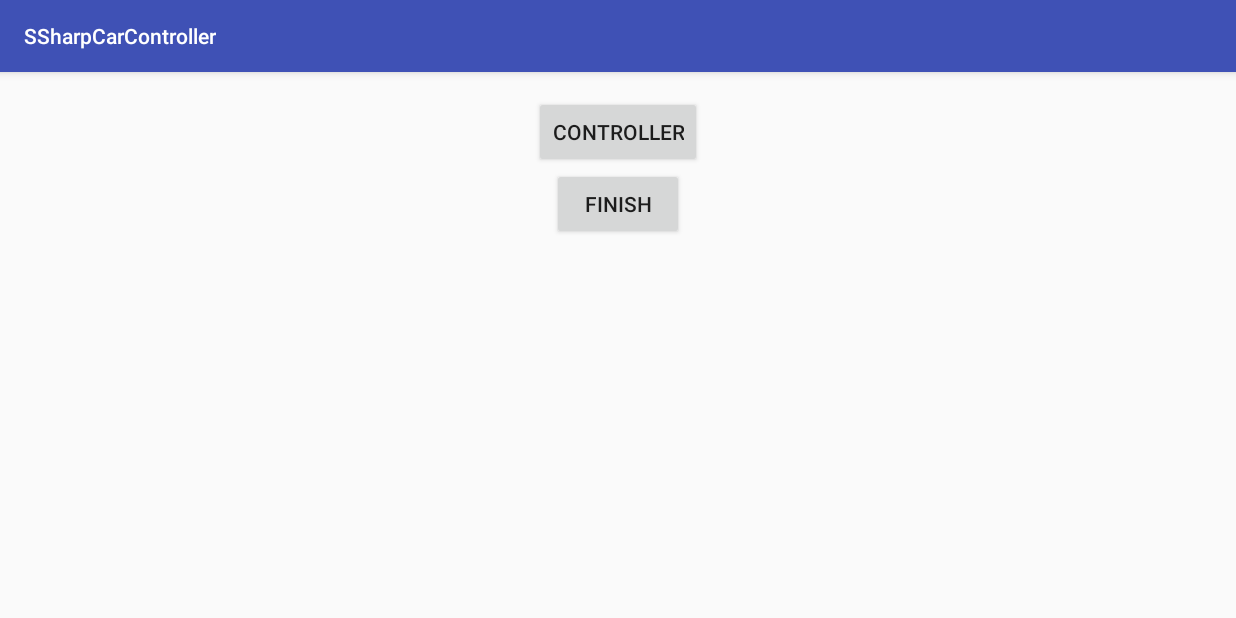
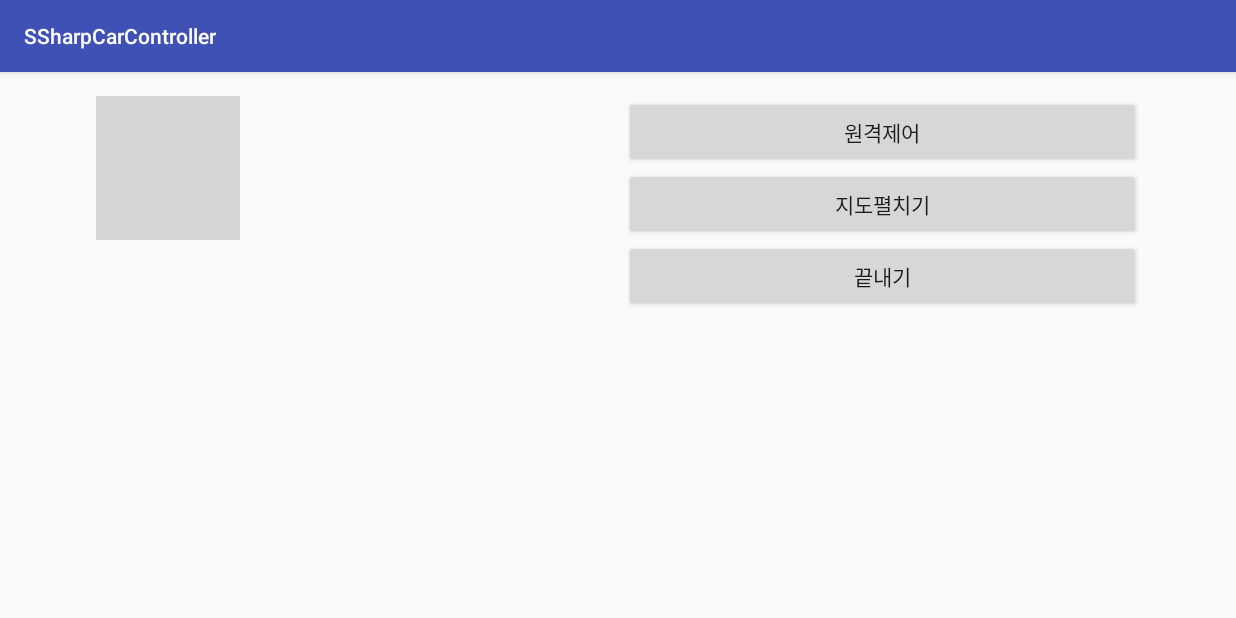
Before and after one commit to somacar/somacar, an Android app: the screen it shows after launch (MenuActivity), on a phone screen of 824 x 412 dp (held sideways). Run offline under Robolectric (Android 15) with nearby library versions, the phone set to English and light mode, and no system bars; grey boxes are pictures that could not be loaded.

Commit message:
통신아두이노 가독성 수정 안드로이드 메뉴 화면 수정

```diff
--- a/mobile_app/SSharpCarController/app/src/main/res/layout/activity_menu.xml
+++ b/mobile_app/SSharpCarController/app/src/main/res/layout/activity_menu.xml
@@ -8,19 +8,53 @@
     android:orientation="vertical"
     tools:context=".activity.MenuActivity">
 
-    <Button
+    <LinearLayout
+        android:orientation="horizontal"
+        android:layout_width="match_parent"
+        android:layout_height="match_parent">
+
+        <LinearLayout
+            android:orientation="vertical"
+            android:layout_width="wrap_content"
+            android:layout_weight="1"
+            android:layout_height="match_parent">
+
+            <ImageView
                 android:layout_width="wrap_content"
                 android:layout_height="wrap_content"
-        android:text="Controller"
+                android:id="@+id/imageView"
+                android:src="@mipmap/menuimg" />
+        </LinearLayout>
+
+        <LinearLayout
+            android:orientation="vertical"
+            android:layout_weight="1"
+            android:layout_width="wrap_content"
+            android:layout_height="match_parent">
+
+            <Button
+                android:layout_width="match_parent"
+                android:layout_height="wrap_content"
+                android:text="원격제어"
                 android:id="@+id/startControlBtn"
                 android:onClick="startControl"
                 android:layout_gravity="center_horizontal" />
 
             <Button
-        android:layout_width="wrap_content"
+                android:layout_width="match_parent"
                 android:layout_height="wrap_content"
-        android:text="Finish"
+                android:text="지도펼치기"
+                android:id="@+id/button" />
+
+            <Button
+                android:layout_width="match_parent"
+                android:layout_height="wrap_content"
+                android:text="끝내기"
                 android:id="@+id/finishBtn"
                 android:onClick="appFinish"
                 android:layout_gravity="center_horizontal" />
+
         </LinearLayout>
+    </LinearLayout>
+
+</LinearLayout>
```
Also changed, not shown: 3 other files. Lines whose indentation alone changed are shown as unchanged.
